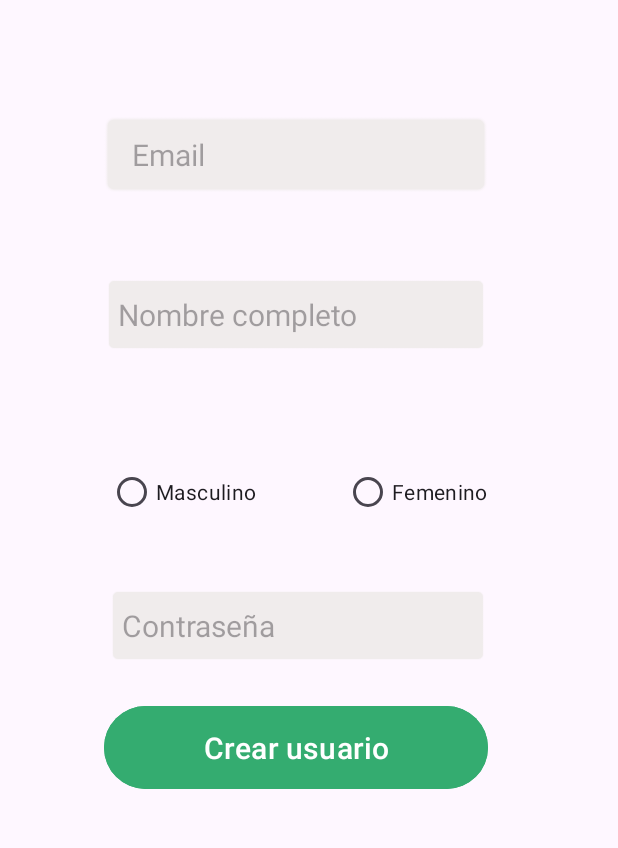
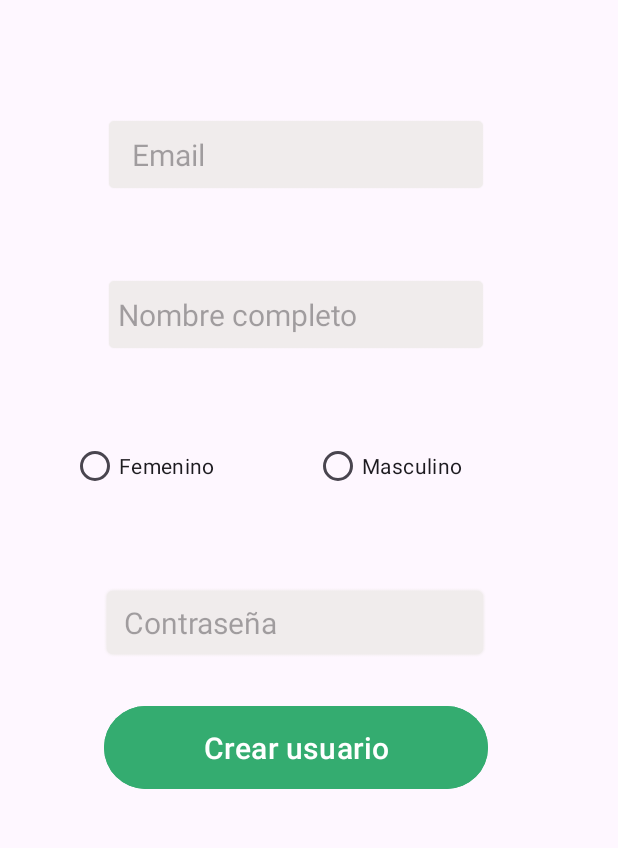
Before and after one commit to JANIER-VSQZ/UbicaTuPunto, an Android app: the CreateUser screen opened directly, with no data from a screen before it, on a phone screen of 412 x 824 dp, the part 232-1080 px from its top. Run offline under Robolectric (Android 15) with nearby library versions, the phone set to English and light mode, and no system bars.

Commit message:
Crear usuario, contraseña con letras y radiobuttons funcionales

```diff
--- a/app/src/main/res/layout/activity_create_user.xml
+++ b/app/src/main/res/layout/activity_create_user.xml
@@ -6,6 +6,23 @@
     android:layout_width="match_parent"
     android:layout_height="match_parent"
     tools:context=".CreateUser">
+
+    <EditText
+        android:id="@+id/editTextTextPassword3"
+        android:layout_width="256dp"
+        android:layout_height="47dp"
+        android:background="@android:drawable/editbox_background"
+        android:backgroundTint="#F0ECEC"
+        android:ems="10"
+        android:hint=" Contraseña"
+        android:inputType="textPassword"
+        android:textSize="20sp"
+        app:layout_constraintBottom_toBottomOf="parent"
+        app:layout_constraintEnd_toEndOf="parent"
+        app:layout_constraintHorizontal_bias="0.439"
+        app:layout_constraintStart_toStartOf="parent"
+        app:layout_constraintTop_toTopOf="parent"
+        app:layout_constraintVertical_bias="0.703" />
 
     <EditText
         android:id="@+id/txtCreateUserEmail"
@@ -71,23 +88,6 @@
         app:layout_constraintTop_toTopOf="parent"
         app:layout_constraintVertical_bias="0.06" />
 
-    <EditText
-        android:id="@+id/txtCreateUserPassword"
-        android:layout_width="253dp"
-        android:layout_height="51dp"
-        android:background="@android:drawable/editbox_background"
-        android:backgroundTint="#F0ECEC"
-        android:ems="10"
-        android:hint="Contraseña"
-        android:inputType="numberPassword"
-        android:textSize="20sp"
-        app:layout_constraintBottom_toBottomOf="parent"
-        app:layout_constraintEnd_toEndOf="parent"
-        app:layout_constraintHorizontal_bias="0.455"
-        app:layout_constraintStart_toStartOf="parent"
-        app:layout_constraintTop_toTopOf="parent"
-        app:layout_constraintVertical_bias="0.707" />
-
     <Button
         android:id="@+id/btnCreateUserLogin"
         android:layout_width="256dp"
@@ -115,28 +115,29 @@
         app:layout_constraintVertical_bias="0.026"
         app:srcCompat="@mipmap/logo2" />
 
-    <RadioButton
-        android:id="@+id/rbCreateUserFemenino"
-        android:layout_width="wrap_content"
-        android:layout_height="wrap_content"
-        android:text="Femenino"
+    <RadioGroup
+        android:layout_width="317dp"
+        android:layout_height="58dp"
+        android:orientation="horizontal"
         app:layout_constraintBottom_toBottomOf="parent"
         app:layout_constraintEnd_toEndOf="parent"
-        app:layout_constraintHorizontal_bias="0.726"
         app:layout_constraintStart_toStartOf="parent"
         app:layout_constraintTop_toTopOf="parent"
-        app:layout_constraintVertical_bias="0.591" />
+        app:layout_constraintVertical_bias="0.576">
 
-    <RadioButton
-        android:id="@+id/rbCreateUserMasculino"
-        android:layout_width="wrap_content"
-        android:layout_height="wrap_content"
-        android:text="Masculino"
-        app:layout_constraintBottom_toBottomOf="parent"
-        app:layout_constraintEnd_toEndOf="parent"
-        app:layout_constraintHorizontal_bias="0.23"
-        app:layout_constraintStart_toStartOf="parent"
-        app:layout_constraintTop_toTopOf="parent"
-        app:layout_constraintVertical_bias="0.591" />
+        <RadioButton
+            android:id="@+id/rbCreateUserFemenino"
+            android:layout_width="162dp"
+            android:layout_height="wrap_content"
+            android:baselineAligned="false"
+            android:text="Femenino" />
+
+        <RadioButton
+            android:id="@+id/rbCreateUserMasculino"
+            android:layout_width="141dp"
+            android:layout_height="wrap_content"
+            android:baselineAligned="false"
+            android:text="Masculino" />
+    </RadioGroup>
 
 </androidx.constraintlayout.widget.ConstraintLayout>
```
